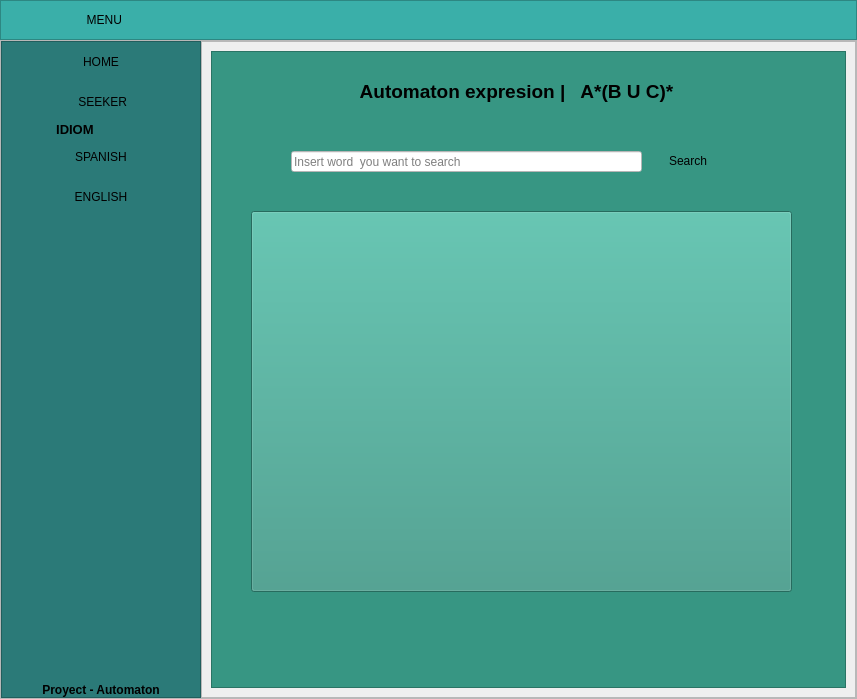
Qt form env/Scripts/output/Ejecutable/BuscadorIngles.ui (AndresAntequera/ProyectoAutomata) before a commit.
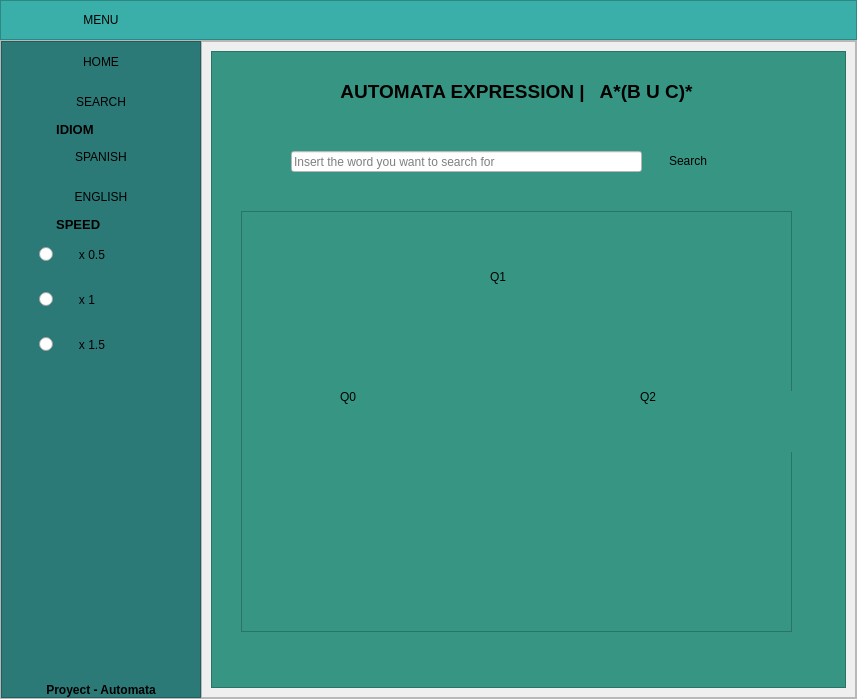
The same form after that commit. Icons and pictures are not drawn.

Diff of the .ui file:
```diff
--- a/env/Scripts/output/Ejecutable/BuscadorIngles.ui
+++ b/env/Scripts/output/Ejecutable/BuscadorIngles.ui
@@ -95,7 +95,7 @@
 }</string>
          </property>
          <property name="text">
-          <string>  MENU</string>
+          <string>MENU</string>
          </property>
          <property name="icon">
           <iconset>
@@ -244,7 +244,7 @@
              </size>
             </property>
             <property name="text">
-             <string> SEEKER</string>
+             <string>SEARCH</string>
             </property>
             <property name="icon">
              <iconset>
@@ -330,6 +330,53 @@
             </property>
            </widget>
           </item>
+          <item>
+           <widget class="QLabel" name="label_4">
+            <property name="font">
+             <font>
+              <pointsize>10</pointsize>
+              <weight>75</weight>
+              <bold>true</bold>
+             </font>
+            </property>
+            <property name="text">
+             <string>               SPEED </string>
+            </property>
+           </widget>
+          </item>
+          <item>
+           <widget class="QRadioButton" name="RadioIngles1">
+            <property name="styleSheet">
+             <string notr="true">margin:15px auto;
+font: 75 12pt &quot;MS Shell Dlg 2&quot;;</string>
+            </property>
+            <property name="text">
+             <string>      x 0.5</string>
+            </property>
+           </widget>
+          </item>
+          <item>
+           <widget class="QRadioButton" name="RadioIngles2">
+            <property name="styleSheet">
+             <string notr="true">margin:15px auto;
+font: 75 12pt &quot;MS Shell Dlg 2&quot;;</string>
+            </property>
+            <property name="text">
+             <string>      x 1</string>
+            </property>
+           </widget>
+          </item>
+          <item>
+           <widget class="QRadioButton" name="RadioIngles3">
+            <property name="styleSheet">
+             <string notr="true">margin:15px auto;
+font: 75 12pt &quot;MS Shell Dlg 2&quot;;</string>
+            </property>
+            <property name="text">
+             <string>      x 1.5</string>
+            </property>
+           </widget>
+          </item>
           <item>
            <spacer name="verticalSpacer">
             <property name="orientation">
@@ -352,7 +399,7 @@
              </font>
             </property>
             <property name="text">
-             <string>Proyect - Automaton</string>
+             <string>Proyect - Automata</string>
             </property>
             <property name="alignment">
              <set>Qt::AlignCenter</set>
@@ -495,7 +542,7 @@
 </string>
                  </property>
                  <property name="text">
-                  <string>Automaton expresion |   A*(B U C)*</string>
+                  <string>AUTOMATA EXPRESSION |   A*(B U C)*</string>
                  </property>
                  <property name="alignment">
                   <set>Qt::AlignCenter</set>
@@ -529,42 +576,332 @@
                  <property name="styleSheet">
                   <string notr="true">background-color: rgb(255, 255, 255);</string>
                  </property>
-                 <property name="text">
-                  <string/>
-                 </property>
                  <property name="placeholderText">
-                  <string>Insert word  you want to search</string>
+                  <string>Insert the word you want to search for</string>
                  </property>
                 </widget>
-                <widget class="QPushButton" name="automata">
+                <widget class="QFrame" name="frame">
                  <property name="geometry">
                   <rect>
-                   <x>40</x>
+                   <x>30</x>
                    <y>160</y>
-                   <width>541</width>
-                   <height>381</height>
+                   <width>551</width>
+                   <height>421</height>
                   </rect>
                  </property>
-                 <property name="styleSheet">
-                  <string notr="true">QPushButton{
-border:0px;
-}
-
-background-color: rgb(55, 150, 131);</string>
+                 <property name="frameShape">
+                  <enum>QFrame::StyledPanel</enum>
                  </property>
-                 <property name="text">
-                  <string/>
+                 <property name="frameShadow">
+                  <enum>QFrame::Raised</enum>
                  </property>
-                 <property name="icon">
-                  <iconset>
-                   <normaloff>assets/automata2.png</normaloff>assets/automata2.png</iconset>
-                 </property>
-                 <property name="iconSize">
-                  <size>
-                   <width>600</width>
-                   <height>600</height>
-                  </size>
-                 </property>
+                 <widget class="QLabel" name="Q0">
+                  <property name="geometry">
+                   <rect>
+                    <x>90</x>
+                    <y>170</y>
+                    <width>31</width>
+                    <height>31</height>
+                   </rect>
+                  </property>
+                  <property name="text">
+                   <string> Q0</string>
+                  </property>
+                  <property name="alignment">
+                   <set>Qt::AlignCenter</set>
+                  </property>
+                 </widget>
+                 <widget class="QLabel" name="Q0_2">
+                  <property name="geometry">
+                   <rect>
+                    <x>89</x>
+                    <y>170</y>
+                    <width>81</width>
+                    <height>71</height>
+                   </rect>
+                  </property>
+                  <property name="text">
+                   <string/>
+                  </property>
+                  <property name="alignment">
+                   <set>Qt::AlignCenter</set>
+                  </property>
+                 </widget>
+                 <widget class="QLabel" name="Q1_2">
+                  <property name="geometry">
+                   <rect>
+                    <x>240</x>
+                    <y>50</y>
+                    <width>31</width>
+                    <height>31</height>
+                   </rect>
+                  </property>
+                  <property name="text">
+                   <string/>
+                  </property>
+                  <property name="alignment">
+                   <set>Qt::AlignCenter</set>
+                  </property>
+                 </widget>
+                 <widget class="QLabel" name="Q1">
+                  <property name="geometry">
+                   <rect>
+                    <x>240</x>
+                    <y>50</y>
+                    <width>31</width>
+                    <height>31</height>
+                   </rect>
+                  </property>
+                  <property name="text">
+                   <string> Q1</string>
+                  </property>
+                  <property name="alignment">
+                   <set>Qt::AlignCenter</set>
+                  </property>
+                 </widget>
+                 <widget class="QLabel" name="Q2">
+                  <property name="geometry">
+                   <rect>
+                    <x>390</x>
+                    <y>170</y>
+                    <width>31</width>
+                    <height>31</height>
+                   </rect>
+                  </property>
+                  <property name="text">
+                   <string> Q2</string>
+                  </property>
+                  <property name="alignment">
+                   <set>Qt::AlignCenter</set>
+                  </property>
+                 </widget>
+                 <widget class="QLabel" name="Q2_2">
+                  <property name="geometry">
+                   <rect>
+                    <x>390</x>
+                    <y>170</y>
+                    <width>31</width>
+                    <height>31</height>
+                   </rect>
+                  </property>
+                  <property name="text">
+                   <string/>
+                  </property>
+                  <property name="alignment">
+                   <set>Qt::AlignCenter</set>
+                  </property>
+                 </widget>
+                 <widget class="QPushButton" name="pushButton">
+                  <property name="geometry">
+                   <rect>
+                    <x>50</x>
+                    <y>60</y>
+                    <width>291</width>
+                    <height>201</height>
+                   </rect>
+                  </property>
+                  <property name="styleSheet">
+                   <string notr="true">QPushButton{
+border:0px;
+}</string>
+                  </property>
+                  <property name="text">
+                   <string/>
+                  </property>
+                  <property name="icon">
+                   <iconset>
+                    <normaloff>./assets/AA.png</normaloff>./assets/AA.png</iconset>
+                  </property>
+                  <property name="iconSize">
+                   <size>
+                    <width>130</width>
+                    <height>100</height>
+                   </size>
+                  </property>
+                 </widget>
+                 <widget class="QPushButton" name="pushButton_2">
+                  <property name="geometry">
+                   <rect>
+                    <x>290</x>
+                    <y>10</y>
+                    <width>161</width>
+                    <height>71</height>
+                   </rect>
+                  </property>
+                  <property name="styleSheet">
+                   <string notr="true">QPushButton{
+border:0px;
+}
+</string>
+                  </property>
+                  <property name="text">
+                   <string/>
+                  </property>
+                  <property name="icon">
+                   <iconset>
+                    <normaloff>./assets/A.jpg</normaloff>./assets/A.jpg</iconset>
+                  </property>
+                  <property name="iconSize">
+                   <size>
+                    <width>120</width>
+                    <height>70</height>
+                   </size>
+                  </property>
+                 </widget>
+                 <widget class="QPushButton" name="pushButton_3">
+                  <property name="geometry">
+                   <rect>
+                    <x>440</x>
+                    <y>180</y>
+                    <width>121</width>
+                    <height>61</height>
+                   </rect>
+                  </property>
+                  <property name="styleSheet">
+                   <string notr="true">QPushButton{
+border:0px;
+}
+</string>
+                  </property>
+                  <property name="text">
+                   <string/>
+                  </property>
+                  <property name="icon">
+                   <iconset>
+                    <normaloff>./assets/BC.png</normaloff>./assets/BC.png</iconset>
+                  </property>
+                  <property name="iconSize">
+                   <size>
+                    <width>100</width>
+                    <height>80</height>
+                   </size>
+                  </property>
+                 </widget>
+                 <widget class="QPushButton" name="pushButton_4">
+                  <property name="geometry">
+                   <rect>
+                    <x>200</x>
+                    <y>260</y>
+                    <width>171</width>
+                    <height>71</height>
+                   </rect>
+                  </property>
+                  <property name="styleSheet">
+                   <string notr="true">QPushButton{
+border:0px;
+}</string>
+                  </property>
+                  <property name="text">
+                   <string/>
+                  </property>
+                  <property name="icon">
+                   <iconset>
+                    <normaloff>./assets/B.png</normaloff>./assets/B.png</iconset>
+                  </property>
+                  <property name="iconSize">
+                   <size>
+                    <width>150</width>
+                    <height>90</height>
+                   </size>
+                  </property>
+                 </widget>
+                 <widget class="QPushButton" name="pushButton_5">
+                  <property name="geometry">
+                   <rect>
+                    <x>340</x>
+                    <y>130</y>
+                    <width>51</width>
+                    <height>101</height>
+                   </rect>
+                  </property>
+                  <property name="styleSheet">
+                   <string notr="true">QPushButton{
+border:0px;
+}</string>
+                  </property>
+                  <property name="text">
+                   <string/>
+                  </property>
+                  <property name="icon">
+                   <iconset>
+                    <normaloff>./assets/C(3).png</normaloff>./assets/C(3).png</iconset>
+                  </property>
+                  <property name="iconSize">
+                   <size>
+                    <width>100</width>
+                    <height>90</height>
+                   </size>
+                  </property>
+                 </widget>
+                 <widget class="QPushButton" name="pushButton_6">
+                  <property name="geometry">
+                   <rect>
+                    <x>210</x>
+                    <y>220</y>
+                    <width>161</width>
+                    <height>41</height>
+                   </rect>
+                  </property>
+                  <property name="styleSheet">
+                   <string notr="true">QPushButton{
+border:0px;
+}</string>
+                  </property>
+                  <property name="text">
+                   <string/>
+                  </property>
+                  <property name="icon">
+                   <iconset>
+                    <normaloff>./assets/C_inferior.png</normaloff>./assets/C_inferior.png</iconset>
+                  </property>
+                  <property name="iconSize">
+                   <size>
+                    <width>150</width>
+                    <height>90</height>
+                   </size>
+                  </property>
+                 </widget>
+                 <widget class="QPushButton" name="pushButton_7">
+                  <property name="geometry">
+                   <rect>
+                    <x>330</x>
+                    <y>90</y>
+                    <width>131</width>
+                    <height>131</height>
+                   </rect>
+                  </property>
+                  <property name="styleSheet">
+                   <string notr="true">QPushButton{
+border:0px;
+}</string>
+                  </property>
+                  <property name="text">
+                   <string/>
+                  </property>
+                  <property name="icon">
+                   <iconset>
+                    <normaloff>./assets/BDerecho.png</normaloff>./assets/BDerecho.png</iconset>
+                  </property>
+                  <property name="iconSize">
+                   <size>
+                    <width>60</width>
+                    <height>100</height>
+                   </size>
+                  </property>
+                 </widget>
+                 <zorder>pushButton_7</zorder>
+                 <zorder>pushButton_5</zorder>
+                 <zorder>pushButton_3</zorder>
+                 <zorder>pushButton_2</zorder>
+                 <zorder>pushButton</zorder>
+                 <zorder>Q0_2</zorder>
+                 <zorder>Q0</zorder>
+                 <zorder>Q1_2</zorder>
+                 <zorder>Q1</zorder>
+                 <zorder>Q2_2</zorder>
+                 <zorder>Q2</zorder>
+                 <zorder>pushButton_4</zorder>
+                 <zorder>pushButton_6</zorder>
                 </widget>
                </widget>
               </item>
```
Left out of the diff: 14 changed lines with no effect on the pictures.
